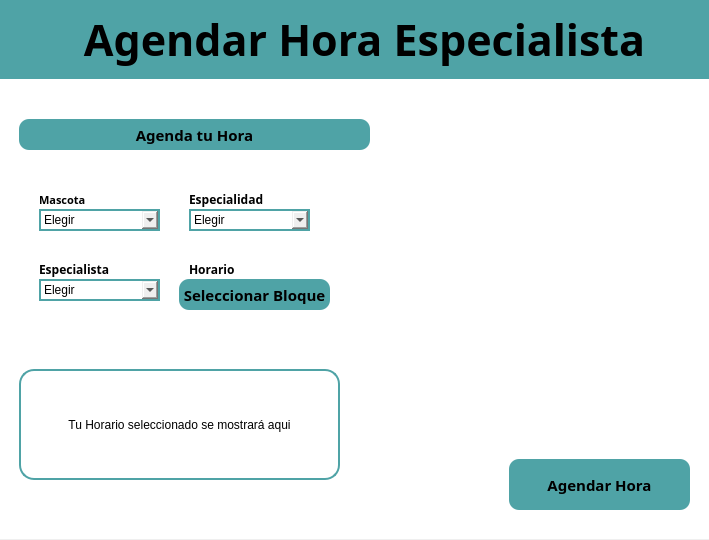
Before: the Qt Designer form ui/agendar_hEspecialista.ui in Pewiz/ClinicaVeterinariaTerminada, drawn with Qt 5.
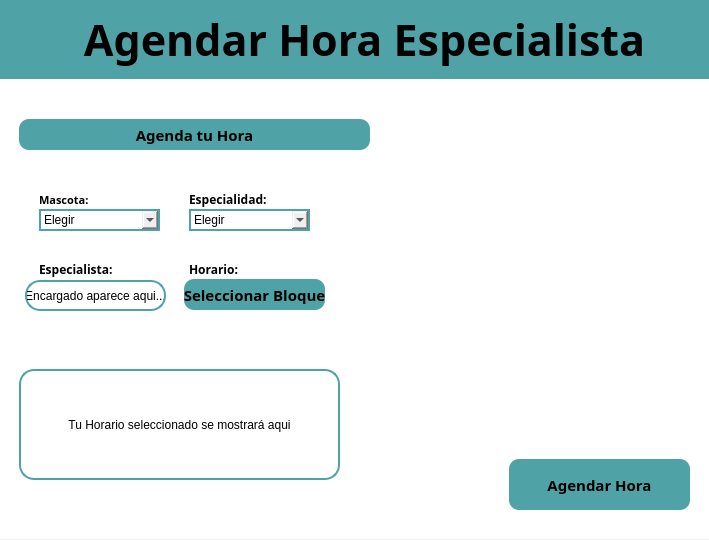
After: the same form once the commit is applied. Icons and pictures are not drawn.

Commit message:
Creacion de reserva de cita con especialistas
Con esto queda listo el CRUD de las reservas

Patch:
```diff
--- a/ui/agendar_hEspecialista.ui
+++ b/ui/agendar_hEspecialista.ui
@@ -156,7 +156,7 @@
       </font>
      </property>
      <property name="text">
-      <string>Mascota</string>
+      <string>Mascota:</string>
      </property>
     </widget>
     <widget class="QLabel" name="label_6">
@@ -176,7 +176,7 @@
       </font>
      </property>
      <property name="text">
-      <string>Especialidad</string>
+      <string>Especialidad:</string>
      </property>
     </widget>
     <widget class="QLabel" name="label_7">
@@ -196,7 +196,7 @@
       </font>
      </property>
      <property name="text">
-      <string>Especialista</string>
+      <string>Especialista:</string>
      </property>
     </widget>
     <widget class="QLabel" name="label_8">
@@ -216,27 +216,9 @@
       </font>
      </property>
      <property name="text">
-      <string>Horario</string>
+      <string>Horario:</string>
      </property>
     </widget>
-    <widget class="QComboBox" name="especialista_box">
-     <property name="geometry">
-      <rect>
-       <x>40</x>
-       <y>280</y>
-       <width>121</width>
-       <height>22</height>
-      </rect>
-     </property>
-     <property name="styleSheet">
-      <string notr="true">border: 2px solid #4fa3a6 ;</string>
-     </property>
-     <item>
-      <property name="text">
-       <string>Elegir</string>
-      </property>
-     </item>
-    </widget>
     <widget class="QPushButton" name="botonAtras">
      <property name="geometry">
       <rect>
@@ -316,9 +298,9 @@
     <widget class="QPushButton" name="seleccionar_bloquebtn">
      <property name="geometry">
       <rect>
-       <x>180</x>
+       <x>185</x>
        <y>280</y>
-       <width>151</width>
+       <width>141</width>
        <height>31</height>
       </rect>
      </property>
@@ -397,6 +379,26 @@
       <string>Agendar Hora</string>
      </property>
     </widget>
+    <widget class="QLabel" name="labelEncargado">
+     <property name="geometry">
+      <rect>
+       <x>26</x>
+       <y>281</y>
+       <width>141</width>
+       <height>31</height>
+      </rect>
+     </property>
+     <property name="styleSheet">
+      <string notr="true">border: 2px solid #4fa3a6 ;
+border-radius: 15px;</string>
+     </property>
+     <property name="text">
+      <string>Encargado aparece aqui...</string>
+     </property>
+     <property name="alignment">
+      <set>Qt::AlignCenter</set>
+     </property>
+    </widget>
    </widget>
   </widget>
  </widget>
```
The commit also changes 13 other files.
